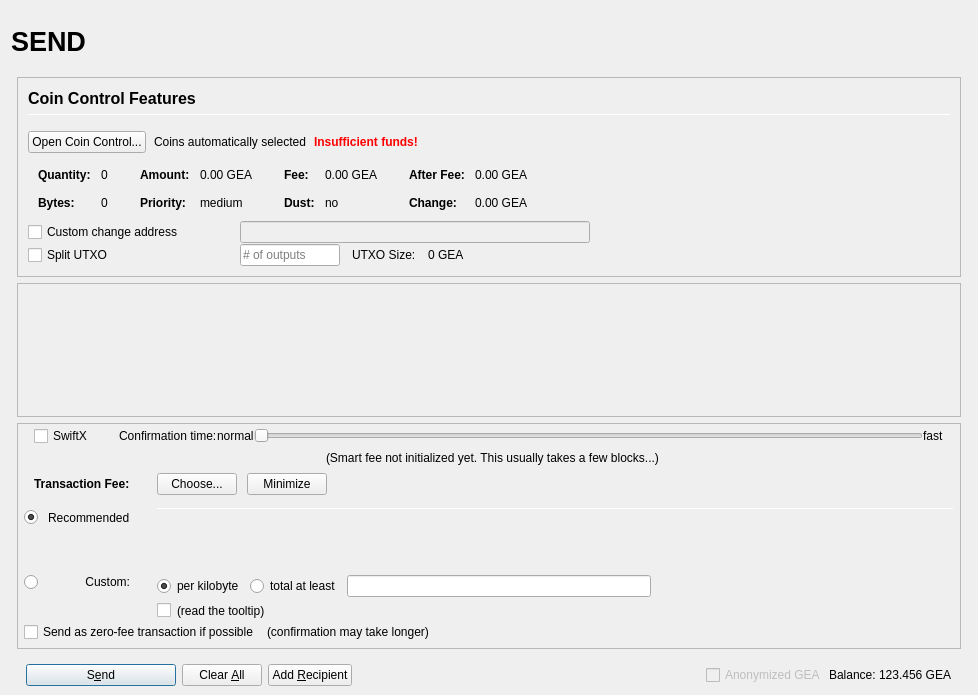
Qt form src/qt/forms/sendcoinsdialog.ui (ygtars/geacoin) before a commit.
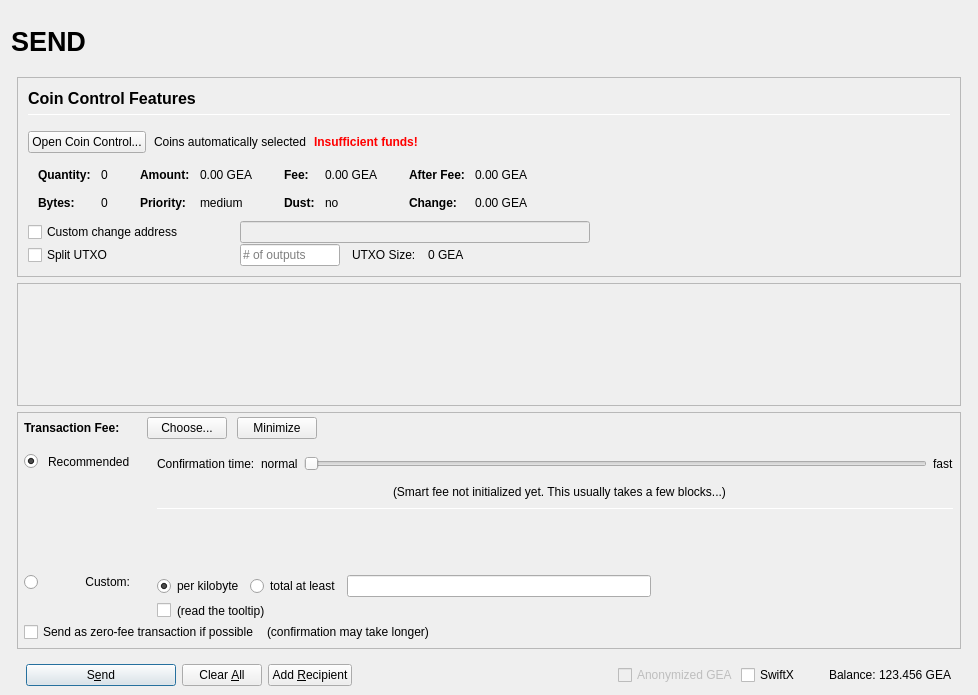
The same form after that commit. Icons and pictures are not drawn. Custom widgets are drawn as their Qt base class.

Diff of the .ui file:
```diff
--- a/src/qt/forms/sendcoinsdialog.ui
+++ b/src/qt/forms/sendcoinsdialog.ui
@@ -898,7 +898,7 @@
              <x>0</x>
              <y>0</y>
              <width>944</width>
-             <height>69</height>
+             <height>68</height>
             </rect>
            </property>
            <layout class="QVBoxLayout" name="verticalLayout_2" stretch="0,1">
@@ -975,7 +975,7 @@
             <number>0</number>
            </property>
            <item>
-            <layout class="QVBoxLayout" name="verticalLayoutFee2" stretch="0,0,0,0">
+            <layout class="QVBoxLayout" name="verticalLayoutFee2" stretch="0,0,0">
              <property name="spacing">
               <number>0</number>
              </property>
@@ -988,179 +988,8 @@
              <property name="rightMargin">
               <number>6</number>
              </property>
-             <item>
-              <layout class="QVBoxLayout" name="verticalLayout_feeConf">
-               <property name="spacing">
-                <number>0</number>
-               </property>
-               <property name="leftMargin">
-                <number>10</number>
-               </property>
-               <property name="rightMargin">
-                <number>10</number>
-               </property>
-               <property name="bottomMargin">
-                <number>5</number>
-               </property>
-               <item>
-                <layout class="QHBoxLayout" name="horizontalLayoutFee9">
-                 <item>
-                  <widget class="QCheckBox" name="checkSwiftTX">
-                   <property name="enabled">
-                    <bool>true</bool>
-                   </property>
-                   <property name="minimumSize">
-                    <size>
-                     <width>85</width>
-                     <height>0</height>
-                    </size>
-                   </property>
-                   <property name="toolTip">
-                    <string>SwiftX technology allows for near instant transactions - A flat fee of 0.01 GEA applies</string>
-                   </property>
-                   <property name="text">
-                    <string>SwiftX</string>
-                   </property>
-                  </widget>
-                 </item>
-                 <item>
-                  <widget class="QLabel" name="labelSmartFee3">
-                   <property name="text">
-                    <string>Confirmation time:</string>
-                   </property>
-                   <property name="margin">
-                    <number>2</number>
-                   </property>
-                  </widget>
-                 </item>
-                 <item>
-                  <widget class="QLabel" name="labelSmartFeeNormal">
-                   <property name="text">
-                    <string>normal</string>
-                   </property>
-                   <property name="margin">
-                    <number>8</number>
-                   </property>
-                  </widget>
-                 </item>
-                 <item>
-                  <widget class="QSlider" name="sliderSmartFee">
-                   <property name="minimumSize">
-                    <size>
-                     <width>0</width>
-                     <height>24</height>
-                    </size>
-                   </property>
-                   <property name="minimum">
-                    <number>0</number>
-                   </property>
-                   <property name="maximum">
-                    <number>24</number>
-                   </property>
-                   <property name="pageStep">
-                    <number>1</number>
-                   </property>
-                   <property name="value">
-                    <number>0</number>
-                   </property>
-                   <property name="orientation">
-                    <enum>Qt::Horizontal</enum>
-                   </property>
-                   <property name="invertedAppearance">
-                    <bool>false</bool>
-                   </property>
-                   <property name="invertedControls">
-                    <bool>false</bool>
-                   </property>
-                   <property name="tickPosition">
-                    <enum>QSlider::NoTicks</enum>
-                   </property>
-                  </widget>
-                 </item>
-                 <item>
-                  <widget class="QLabel" name="labelSmartFeeFast">
-                   <property name="text">
-                    <string>fast</string>
-                   </property>
-                   <property name="margin">
-                    <number>8</number>
-                   </property>
-                  </widget>
-                 </item>
-                </layout>
-               </item>
-               <item>
-                <layout class="QHBoxLayout" name="horizontalLayout_recommended_texts">
-                 <property name="spacing">
-                  <number>0</number>
-                 </property>
-                 <item>
-                  <spacer name="horizontalSpacer_8">
-                   <property name="orientation">
-                    <enum>Qt::Horizontal</enum>
-                   </property>
-                   <property name="sizeHint" stdset="0">
-                    <size>
-                     <width>40</width>
-                     <height>20</height>
-                    </size>
-                   </property>
-                  </spacer>
-                 </item>
-                 <item>
-                  <widget class="QLabel" name="labelFeeEstimation">
-                   <property name="text">
-                    <string/>
-                   </property>
-                   <property name="margin">
-                    <number>2</number>
-                   </property>
-                  </widget>
-                 </item>
-                 <item>
-                  <widget class="QLabel" name="labelSmartFee2">
-                   <property name="text">
-                    <string>(Smart fee not initialized yet. This usually takes a few blocks...)</string>
-                   </property>
-                   <property name="alignment">
-                    <set>Qt::AlignLeading|Qt::AlignLeft|Qt::AlignVCenter</set>
-                   </property>
-                   <property name="wordWrap">
-                    <bool>false</bool>
-                   </property>
-                   <property name="margin">
-                    <number>2</number>
-                   </property>
-                   <property name="indent">
-                    <number>-1</number>
-                   </property>
-                  </widget>
-                 </item>
-                 <item>
-                  <spacer name="horizontalSpacer_3">
-                   <property name="orientation">
-                    <enum>Qt::Horizontal</enum>
-                   </property>
-                   <property name="sizeHint" stdset="0">
-                    <size>
-                     <width>40</width>
-                     <height>20</height>
-                    </size>
-                   </property>
-                  </spacer>
-                 </item>
-                </layout>
-               </item>
-              </layout>
-             </item>
              <item>
               <layout class="QHBoxLayout" name="horizontalLayoutFee1">
-               <property name="leftMargin">
-                <number>10</number>
-               </property>
-               <property name="rightMargin">
-                <number>10</number>
-               </property>
                <property name="bottomMargin">
                 <number>0</number>
                </property>
@@ -1169,6 +998,22 @@
                  <property name="spacing">
                   <number>0</number>
                  </property>
+                 <item>
+                  <spacer name="verticalSpacerSmartFee">
+                   <property name="orientation">
+                    <enum>Qt::Vertical</enum>
+                   </property>
+                   <property name="sizeType">
+                    <enum>QSizePolicy::Fixed</enum>
+                   </property>
+                   <property name="sizeHint" stdset="0">
+                    <size>
+                     <width>1</width>
+                     <height>4</height>
+                    </size>
+                   </property>
+                  </spacer>
+                 </item>
                  <item>
                   <layout class="QHBoxLayout" name="horizontalLayoutSmartFee">
                    <property name="spacing">
@@ -1468,7 +1313,7 @@
                    </widget>
                   </item>
                   <item row="0" column="4" rowspan="3">
-                   <layout class="QVBoxLayout" name="verticalLayoutFee3" stretch="0,0,0,0">
+                   <layout class="QVBoxLayout" name="verticalLayoutFee3" stretch="0,0,0,0,1,0">
                     <property name="spacing">
                      <number>6</number>
                     </property>
@@ -1478,6 +1323,133 @@
                     <property name="bottomMargin">
                      <number>20</number>
                     </property>
+                    <item>
+                     <layout class="QHBoxLayout" name="horizontalLayoutFee9">
+                      <item>
+                       <widget class="QLabel" name="labelSmartFee3">
+                        <property name="text">
+                         <string>Confirmation time:</string>
+                        </property>
+                        <property name="margin">
+                         <number>2</number>
+                        </property>
+                       </widget>
+                      </item>
+                      <item>
+                       <widget class="QLabel" name="labelSmartFeeNormal">
+                        <property name="text">
+                         <string>normal</string>
+                        </property>
+                        <property name="margin">
+                         <number>2</number>
+                        </property>
+                       </widget>
+                      </item>
+                      <item>
+                       <widget class="QSlider" name="sliderSmartFee">
+                        <property name="minimumSize">
+                         <size>
+                          <width>0</width>
+                          <height>24</height>
+                         </size>
+                        </property>
+                        <property name="minimum">
+                         <number>0</number>
+                        </property>
+                        <property name="maximum">
+                         <number>24</number>
+                        </property>
+                        <property name="pageStep">
+                         <number>1</number>
+                        </property>
+                        <property name="value">
+                         <number>0</number>
+                        </property>
+                        <property name="orientation">
+                         <enum>Qt::Horizontal</enum>
+                        </property>
+                        <property name="invertedAppearance">
+                         <bool>false</bool>
+                        </property>
+                        <property name="invertedControls">
+                         <bool>false</bool>
+                        </property>
+                        <property name="tickPosition">
+                         <enum>QSlider::NoTicks</enum>
+                        </property>
+                       </widget>
+                      </item>
+                      <item>
+                       <widget class="QLabel" name="labelSmartFeeFast">
+                        <property name="text">
+                         <string>fast</string>
+                        </property>
+                       </widget>
+                      </item>
+                     </layout>
+                    </item>
+                    <item>
+                     <layout class="QHBoxLayout" name="horizontalLayout_recommended_texts">
+                      <property name="spacing">
+                       <number>0</number>
+                      </property>
+                      <item>
+                       <spacer name="horizontalSpacer_8">
+                        <property name="orientation">
+                         <enum>Qt::Horizontal</enum>
+                        </property>
+                        <property name="sizeHint" stdset="0">
+                         <size>
+                          <width>40</width>
+                          <height>20</height>
+                         </size>
+                        </property>
+                       </spacer>
+                      </item>
+                      <item>
+                       <widget class="QLabel" name="labelFeeEstimation">
+                        <property name="text">
+                         <string/>
+                        </property>
+                        <property name="margin">
+                         <number>2</number>
+                        </property>
+                       </widget>
+                      </item>
+                      <item>
+                       <widget class="QLabel" name="labelSmartFee2">
+                        <property name="text">
+                         <string>(Smart fee not initialized yet. This usually takes a few blocks...)</string>
+                        </property>
+                        <property name="alignment">
+                         <set>Qt::AlignLeading|Qt::AlignLeft|Qt::AlignVCenter</set>
+                        </property>
+                        <property name="wordWrap">
+                         <bool>false</bool>
+                        </property>
+                        <property name="margin">
+                         <number>2</number>
+                        </property>
+                        <property name="indent">
+                         <number>-1</number>
+                        </property>
+                       </widget>
+                      </item>
+                      <item>
+                       <spacer name="horizontalSpacer_3">
+                        <property name="orientation">
+                         <enum>Qt::Horizontal</enum>
+                        </property>
+                        <property name="sizeHint" stdset="0">
+                         <size>
+                          <width>40</width>
+                          <height>20</height>
+                         </size>
+                        </property>
+                       </spacer>
+                      </item>
+                     </layout>
+                    </item>
                     <item>
                      <widget class="Line" name="line_2">
                       <property name="minimumSize">
@@ -1718,6 +1690,22 @@
                </property>
               </widget>
              </item>
+             <item>
+              <widget class="QCheckBox" name="checkSwiftTX">
+               <property name="enabled">
+                <bool>true</bool>
+               </property>
+               <property name="minimumSize">
+                <size>
+                 <width>85</width>
+                 <height>0</height>
+                </size>
+               </property>
+               <property name="text">
+                <string>SwiftX</string>
+               </property>
+              </widget>
+             </item>
              <item>
               <widget class="QLabel" name="label">
                <property name="text">
```
Left out of the diff: 46 changed lines with no effect on the pictures.
